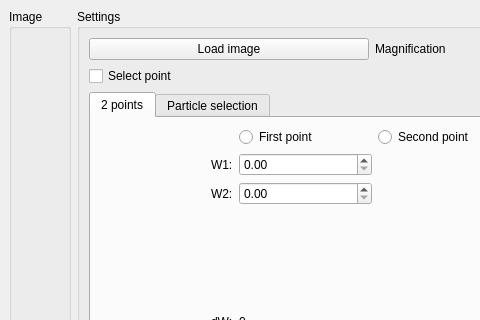
GingerLabUW/Microscope_App, file HW_PI_PiezoStage/particle_selection.ui: the form before one commit; both pictures show x 0 to 480 and y 0 to 320 of the 682 by 743 pixel window.
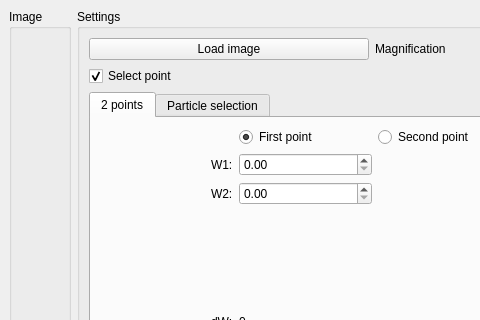
The form after the commit.

Commit message: fixed bug with particle selection stage movement, updated ui

Diff of the .ui file:
```diff
--- a/HW_PI_PiezoStage/particle_selection.ui
+++ b/HW_PI_PiezoStage/particle_selection.ui
@@ -58,6 +58,9 @@
            <property name="text">
             <string>Select point</string>
            </property>
+           <property name="checked">
+            <bool>true</bool>
+           </property>
           </widget>
          </item>
          <item row="0" column="2">
@@ -208,6 +211,9 @@
                <property name="text">
                 <string>First point</string>
                </property>
+               <property name="checked">
+                <bool>true</bool>
+               </property>
               </widget>
              </item>
             </layout>
```
Left out of the diff: 2 changed lines with no effect on the pictures. The commit also changes 2 other files.
